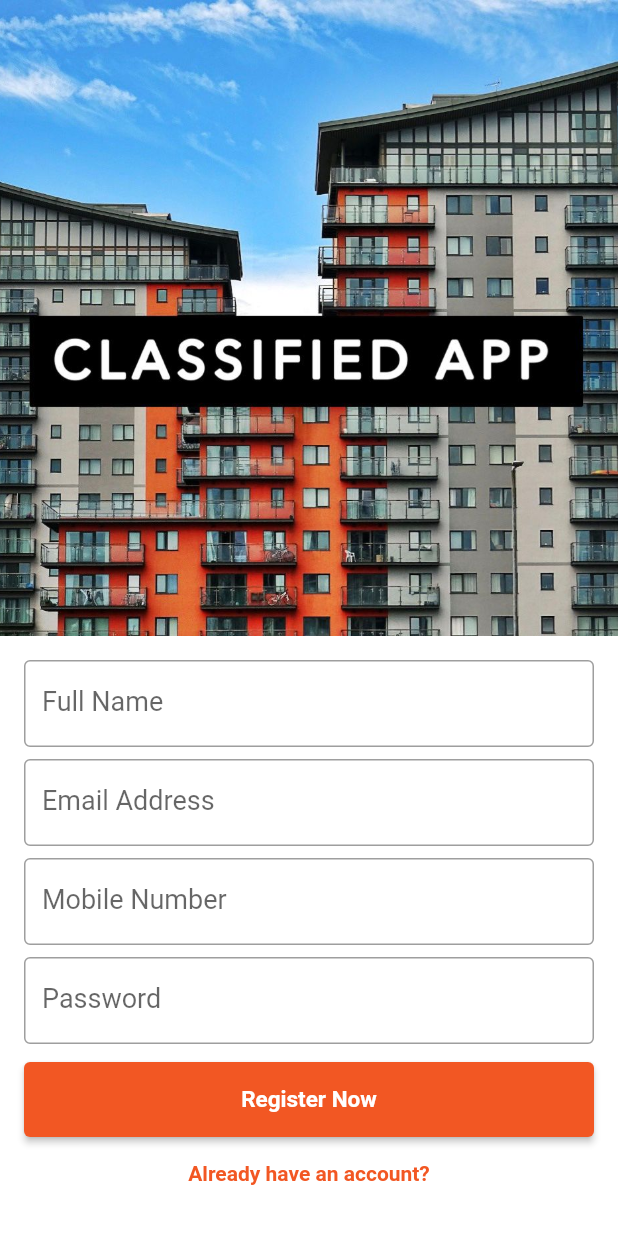
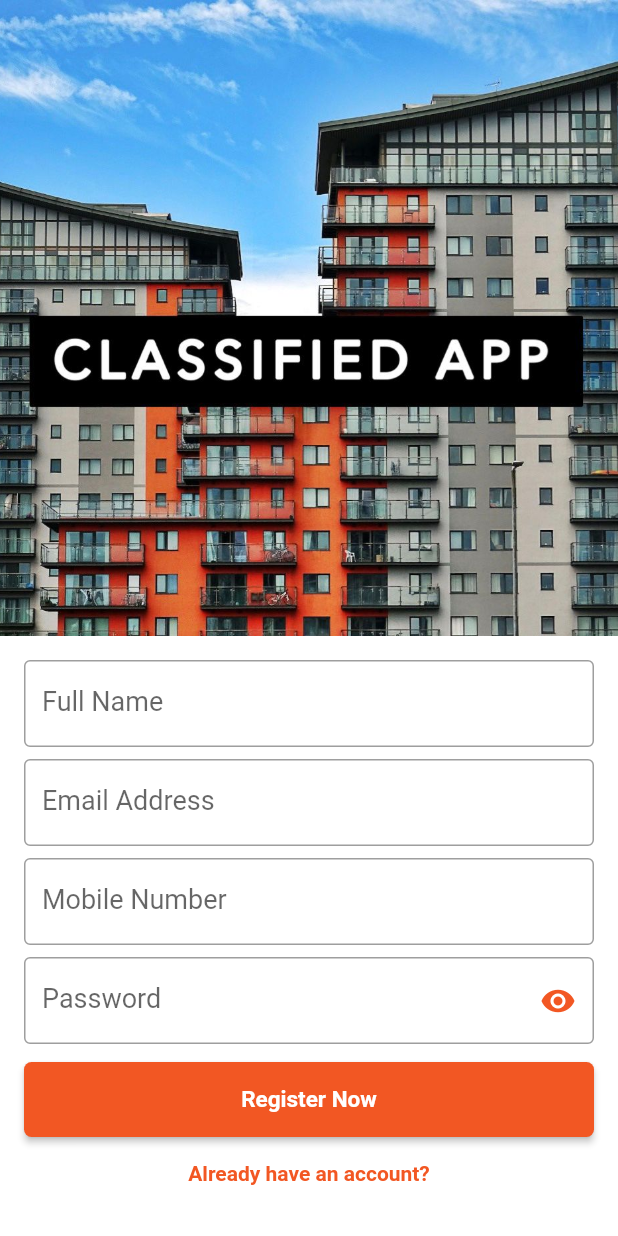
Before and after one commit to JuniorCabrera-Ksquare/Classified_APP, a Flutter app: the RegisterScreen screen opened directly, on a phone screen of 412 x 824 dp. Run offline on Flutter 3.47's test engine with Material 2 defaults, Android fonts, the light colour scheme and no system bars; drawn by our look-alikes of rounded_loading_button; our stand-ins replace carousel_slider, flutter_native_splash, flutter_secure_storage, google_fonts; accounts and stored records are empty; network calls fail.

Commit message:
Feature: Logic of register, login and home ads.

```diff
--- /dev/null
+++ b/classified_app/lib/models/user_model.dart
@@ -0,0 +1,27 @@
+class UserModel {
+  String? name;
+  String? email;
+  String? password;
+  String? mobile;
+  String? imgURL;
+
+  UserModel({this.name, this.email, this.password, this.mobile, this.imgURL});
+
+  UserModel.fromJson(Map<String, dynamic> json) {
+    name = json['name'];
+    email = json['email'];
+    password = json['password'];
+    mobile = json['mobile'];
+    imgURL = json['imgURL'];
+  }
+
+  Map<String, dynamic> toJson() {
+    final Map<String, dynamic> data = <String, dynamic>{};
+    data['name'] = name;
+    data['email'] = email;
+    data['password'] = password;
+    data['mobile'] = mobile;
+    data['imgURL'] = imgURL;
+    return data;
+  }
+}
--- a/classified_app/lib/screens/custom_widgets/custom1.dart
+++ b/classified_app/lib/screens/custom_widgets/custom1.dart
@@ -24,6 +24,9 @@ class Custom1 extends StatelessWidget {
             width: double.infinity,
             child: Image.network(
               image,
+              errorBuilder: (context, error, stackTrace) {
+                return Image.asset("assets/noimg.jpg");
+              },
               fit: BoxFit.cover,
             ),
           ),
--- a/classified_app/lib/screens/register.dart
+++ b/classified_app/lib/screens/register.dart
@@ -1,8 +1,25 @@
+import 'package:classified_app/models/user_model.dart';
+import 'package:classified_app/services/auth_service.dart';
+import 'package:classified_app/utilities/constants.dart';
 import 'package:classified_app/utilities/navigation/const_routes.dart';
 import 'package:flutter/material.dart';
+import 'package:rounded_loading_button/rounded_loading_button.dart';
 
-class RegisterScreen extends StatelessWidget {
+class RegisterScreen extends StatefulWidget {
   const RegisterScreen({super.key});
+
+  @override
+  State<RegisterScreen> createState() => _RegisterScreenState();
+}
+
+class _RegisterScreenState extends State<RegisterScreen> {
+  final RoundedLoadingButtonController _btnController =
+      RoundedLoadingButtonController();
+  final TextEditingController _nameCtrl = TextEditingController();
+  final TextEditingController _emailCtrl = TextEditingController();
+  final TextEditingController _mobileCtrl = TextEditingController();
+  final TextEditingController _passwordCtrl = TextEditingController();
+  bool _isObscure = true;
 
   @override
   Widget build(BuildContext context) {
@@ -27,54 +44,84 @@ class RegisterScreen extends StatelessWidget {
                 padding: const EdgeInsets.all(16.0),
                 child: Column(
                   children: [
-                    const TextField(
-                        style: TextStyle(fontSize: 18, height: 1),
-                        decoration: InputDecoration(
+                    TextField(
+                        controller: _nameCtrl,
+                        style: const TextStyle(fontSize: 18, height: 1),
+                        decoration: const InputDecoration(
                             labelText: "Full Name",
                             border: OutlineInputBorder())),
                     const SizedBox(height: 8),
-                    const TextField(
-                        style: TextStyle(fontSize: 18, height: 1),
-                        decoration: InputDecoration(
+                    TextField(
+                        controller: _emailCtrl,
+                        style: const TextStyle(fontSize: 18, height: 1),
+                        decoration: const InputDecoration(
                             labelText: "Email Address",
                             border: OutlineInputBorder())),
                     const SizedBox(height: 8),
-                    const TextField(
-                        style: TextStyle(fontSize: 18, height: 1),
-                        decoration: InputDecoration(
+                    TextField(
+                        controller: _mobileCtrl,
+                        style: const TextStyle(fontSize: 18, height: 1),
+                        decoration: const InputDecoration(
                             labelText: "Mobile Number",
                             border: OutlineInputBorder())),
                     const SizedBox(height: 8),
-                    const TextField(
-                        style: TextStyle(fontSize: 18, height: 1),
+                    TextField(
+                        controller: _passwordCtrl,
+                        style: const TextStyle(fontSize: 18, height: 1),
+                        obscureText: _isObscure,
                         decoration: InputDecoration(
                             labelText: "Password",
-                            border: OutlineInputBorder())),
+                            border: const OutlineInputBorder(),
+                            suffixIcon: IconButton(
+                                onPressed: (() {
+                                  setState(() {
+                                    _isObscure = !_isObscure;
+                                  });
+                                }),
+                                icon: Icon(_isObscure
+                                    ? Icons.visibility
+                                    : Icons.visibility_off)),
+                            suffixIconColor: Constants().appColor)),
                     const SizedBox(height: 12),
-                    SizedBox(
-                        height: 50,
-                        width: double.infinity,
-                        child: ElevatedButton(
-                            onPressed: () {
-                              Navigator.pushReplacementNamed(context, homePage);
-                            },
-                            style: ElevatedButton.styleFrom(
-                                backgroundColor: const Color(0xfff25723)),
-                            child: const Text(
-                              "Register Now",
-                              style: TextStyle(
-                                  fontSize: 15, fontWeight: FontWeight.w600),
-                            ))),
+                    RoundedLoadingButton(
+                        onPressed: () async {
+                          UserModel user = UserModel(
+                              name: _nameCtrl.text,
+                              email: _emailCtrl.text,
+                              password: _passwordCtrl.text,
+                              mobile: _mobileCtrl.text);
+                          if (await AuthService().userRegister(context, user)) {
+                            await AuthService().userLogin(context, user)
+                                ? Navigator.pushReplacementNamed(
+                                    context, homePage)
+                                : _btnController.error();
+                          } else {
+                            _btnController.error();
+                          }
+                        },
+                        width: 400,
+                        color: Constants().appColor,
+                        borderRadius: 5,
+                        controller: _btnController,
+                        resetDuration: const Duration(milliseconds: 3600),
+                        resetAfterDuration: true,
+                        errorColor: Constants().appColor,
+                        successColor: Constants().appColor,
+                        child: const Text(
+                          "Register Now",
+                          style: TextStyle(
+                              fontSize: 15, fontWeight: FontWeight.w600),
+                        )),
                     TextButton(
                         onPressed: () {
                           Navigator.pushReplacementNamed(context, loginPage);
                         },
-                        child: const Text(
+                        child: Text(
                           "Already have an account?",
                           style: TextStyle(
                               fontSize: 14,
                               fontWeight: FontWeight.w600,
-                              color: Color(0xfff25723)),
+                              color: Constants().appColor),
                         ))
                   ],
                 ),
--- /dev/null
+++ b/classified_app/lib/utilities/constants.dart
@@ -0,0 +1,17 @@
+import 'package:flutter/material.dart';
+
+class Constants {
+  var appColor = const Color(0xfff25723);
+  //API CONSTANTS
+  String serverUrl = "https://adlisting.herokuapp.com";
+  //Auth Endpoints
+  String registerEP = "/auth/register";
+  String loginEP = "/auth/login";
+  //Profile Endpoints
+  String userReadEP = "/user/profile";
+  String userUpdateEP = "/user/";
+  //Ads Endpoints
+  String adsEP = "/ads";
+  String adsUserEP = "/ads/user";
+  String adsUserUpdateDeleteEP = "/ads/";
+}
```
Also changed, not shown: classified_app/lib/models/ads_model.dart (added, +28 -0 lines), classified_app/lib/screens/home.dart (+37 -9 lines), classified_app/lib/screens/login.dart (+56 -16 lines), classified_app/lib/services/ads_service.dart (added, +26 -0 lines), classified_app/lib/services/auth_service.dart (added, +49 -0 lines), classified_app/lib/services/profile_service.dart (added, +29 -0 lines), classified_app/lib/utilities/manager/alert_manager.dart (added, +11 -0 lines), classified_app/lib/utilities/manager/status_manager.dart (added, +27 -0 lines), classified_app/pubspec.yaml (+8 -4 lines), classified_app/assets/noimg.jpg (added), classified_app/pubspec.lock, 6 other files.
